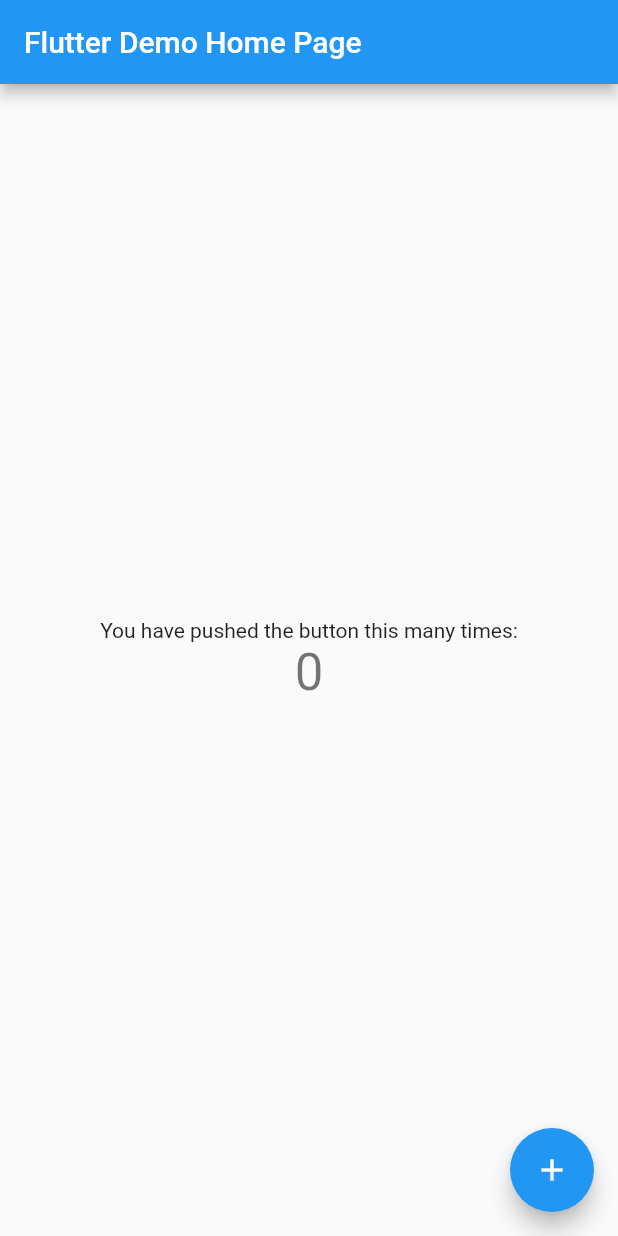
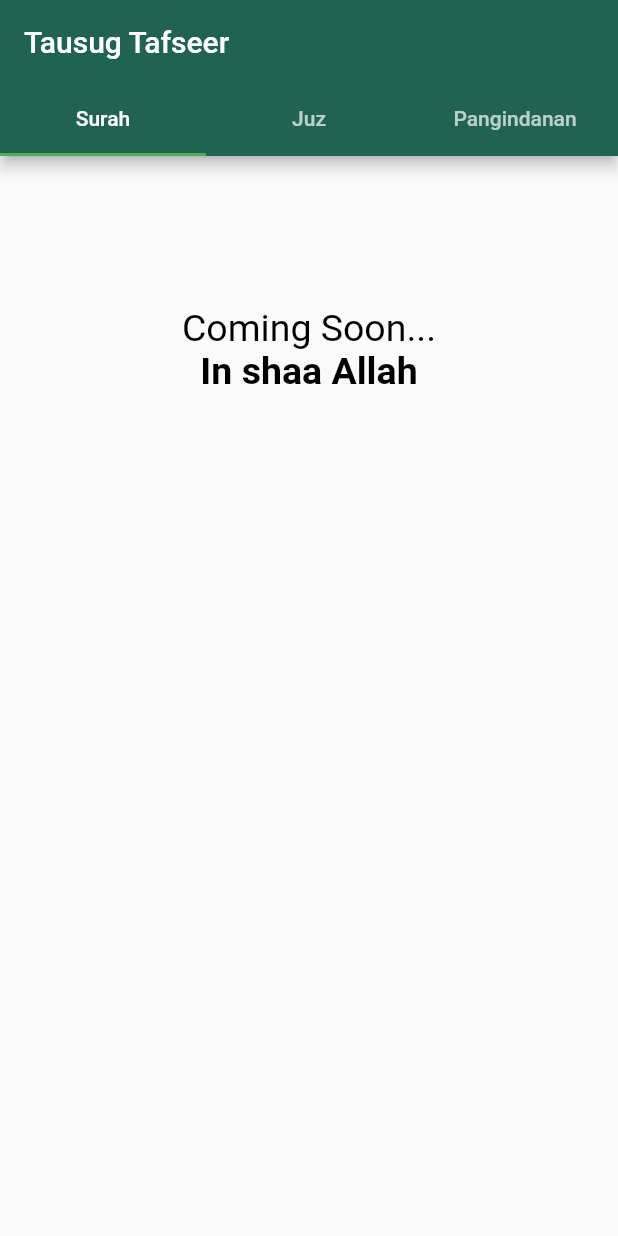
Before and after one commit to kusman28/Tausug-Quran-App, a Flutter app: the screen it shows after launch, on a phone screen of 412 x 824 dp. Run offline on Flutter 3.47's test engine with Material 2 defaults, Android fonts, the phone set to English and light mode, and no system bars.

Commit message:
First Release

```diff
--- a/lib/main.dart
+++ b/lib/main.dart
@@ -1,4 +1,9 @@
+// بسم الله الرحمن الرحيم
+// O' Tuhan namu papag-barakata kamu in Application ini
+// sarta tarbilanga kami dayng ha mga Mukhliseen. Ameen
 import 'package:flutter/material.dart';
+import 'package:tausug_tafseer/pages/TopBarNavigation.dart';
+import 'package:tausug_tafseer/style/Hex.dart';
 
 void main() => runApp(MyApp());
 
@@ -7,105 +12,13 @@
   @override
   Widget build(BuildContext context) {
     return MaterialApp(
-      title: 'Flutter Demo',
+      title: 'Tausug Tafseer',
+      debugShowCheckedModeBanner: false,
       theme: ThemeData(
-        // This is the theme of your application.
-        //
-        // Try running your application with "flutter run". You'll see the
-        // application has a blue toolbar. Then, without quitting the app, try
-        // changing the primarySwatch below to Colors.green and then invoke
-        // "hot reload" (press "r" in the console where you ran "flutter run",
-        // or simply save your changes to "hot reload" in a Flutter IDE).
-        // Notice that the counter didn't reset back to zero; the application
-        // is not restarted.
-        primarySwatch: Colors.blue,
+        primarySwatch: Colors.green,
+        primaryColor: Color(hexColor('#216353')),
       ),
-      home: MyHomePage(title: 'Flutter Demo Home Page'),
+    home: Homepage(),
     );
   }
 }
-
-class MyHomePage extends StatefulWidget {
-  MyHomePage({Key key, this.title}) : super(key: key);
-
-  // This widget is the home page of your application. It is stateful, meaning
-  // that it has a State object (defined below) that contains fields that affect
-  // how it looks.
-
-  // This class is the configuration for the state. It holds the values (in this
-  // case the title) provided by the parent (in this case the App widget) and
-  // used by the build method of the State. Fields in a Widget subclass are
-  // always marked "final".
-
-  final String title;
-
-  @override
-  _MyHomePageState createState() => _MyHomePageState();
-}
-
-class _MyHomePageState extends State<MyHomePage> {
-  int _counter = 0;
-
-  void _incrementCounter() {
-    setState(() {
-      // This call to setState tells the Flutter framework that something has
-      // changed in this State, which causes it to rerun the build method below
-      // so that the display can reflect the updated values. If we changed
-      // _counter without calling setState(), then the build method would not be
-      // called again, and so nothing would appear to happen.
-      _counter++;
-    });
-  }
-
-  @override
-  Widget build(BuildContext context) {
-    // This method is rerun every time setState is called, for instance as done
-    // by the _incrementCounter method above.
-    //
-    // The Flutter framework has been optimized to make rerunning build methods
-    // fast, so that you can just rebuild anything that needs updating rather
-    // than having to individually change instances of widgets.
-    return Scaffold(
-      appBar: AppBar(
-        // Here we take the value from the MyHomePage object that was created by
-        // the App.build method, and use it to set our appbar title.
-        title: Text(widget.title),
-      ),
-      body: Center(
-        // Center is a layout widget. It takes a single child and positions it
-        // in the middle of the parent.
-        child: Column(
-          // Column is also a layout widget. It takes a list of children and
-          // arranges them vertically. By default, it sizes itself to fit its
-          // children horizontally, and tries to be as tall as its parent.
-          //
-          // Invoke "debug painting" (press "p" in the console, choose the
-          // "Toggle Debug Paint" action from the Flutter Inspector in Android
-          // Studio, or the "Toggle Debug Paint" command in Visual Studio Code)
-          // to see the wireframe for each widget.
-          //
-          // Column has various properties to control how it sizes itself and
-          // how it positions its children. Here we use mainAxisAlignment to
-          // center the children vertically; the main axis here is the vertical
-          // axis because Columns are vertical (the cross axis would be
-          // horizontal).
-          mainAxisAlignment: MainAxisAlignment.center,
-          children: <Widget>[
-            Text(
-              'You have pushed the button this many times:',
-            ),
-            Text(
-              '$_counter',
-              style: Theme.of(context).textTheme.display1,
-            ),
-          ],
-        ),
-      ),
-      floatingActionButton: FloatingActionButton(
-        onPressed: _incrementCounter,
-        tooltip: 'Increment',
-        child: Icon(Icons.add),
-      ), // This trailing comma makes auto-formatting nicer for build methods.
-    );
-  }
-}
--- /dev/null
+++ b/lib/pages/Surah.dart
@@ -0,0 +1,42 @@
+// بسم الله الرحمن الرحيم
+// O' Tuhan namu papag-barakata kamu in Application ini
+// sarta tarbilanga kami dayng ha mga Mukhliseen. Ameen
+import 'package:flutter/material.dart';
+
+class Surah extends StatefulWidget {
+  @override
+  _SurahState createState() => _SurahState();
+}
+
+class _SurahState extends State<Surah> {
+  @override
+  Widget build(BuildContext context) {
+    return Center(
+        child: Container(
+        margin: EdgeInsets.only(top: 100),
+        child: Column(
+          children: <Widget>[
+            Text(
+              "Coming Soon...",
+              style: TextStyle(
+                color: Colors.black,
+                fontWeight: FontWeight.normal,
+                fontSize: 25,
+              ),
+              // textAlign: TextAlign.center,
+            ),
+            Text(
+              "In shaa Allah",
+              style: TextStyle(
+                color: Colors.black,
+                fontWeight: FontWeight.bold,
+                fontSize: 25,
+              ),
+              // textAlign: TextAlign.center,
+            ),
+          ],
+        ),
+      ),
+    );
+  }
+}
--- /dev/null
+++ b/lib/pages/TopBarNavigation.dart
@@ -0,0 +1,36 @@
+// بسم الله الرحمن الرحيم
+// O' Tuhan namu papag-barakata kamu in Application ini
+// sarta tarbilanga kami dayng ha mga Mukhliseen. Ameen
+import 'package:flutter/material.dart';
+import 'package:tausug_tafseer/pages/Juz.dart';
+import 'package:tausug_tafseer/pages/Pangindanan.dart';
+import 'package:tausug_tafseer/pages/Surah.dart';
+
+class Homepage extends StatelessWidget {
+
+  List<Widget> containers = [
+    Surah(),
+    Juz(),
+    Pangindanan(),
+  ];
+
+  @override
+  Widget build(BuildContext context) {
+    return DefaultTabController(
+      length: 3,
+      child: Scaffold(
+        appBar: AppBar(
+          title: Text('Tausug Tafseer'),
+          bottom: TabBar(tabs:
+            <Widget>[
+              Tab(text: 'Surah'),
+              Tab(text: 'Juz'),
+              Tab(text: 'Pangindanan'),
+            ],
+          ),
+        ),
+        body: TabBarView(children: containers)
+      ),
+    );
+  }
+}
--- /dev/null
+++ b/lib/style/Hex.dart
@@ -0,0 +1,9 @@
+// بسم الله الرحمن الرحيم
+// O' Tuhan namu papag-barakata kamu in Application ini
+// sarta tarbilanga kami dayng ha mga Mukhliseen. Ameen
+hexColor (String colorhexcode) {
+  String colornew = '0xff' + colorhexcode;
+  colornew = colornew.replaceAll('#', '');
+  int colorint = int.parse(colornew);
+  return colorint;
+}
```
Also changed, not shown: lib/pages/Juz.dart (added, +42 -0 lines), lib/pages/Pangindanan.dart (added, +42 -0 lines), pubspec.yaml (+11 -8 lines), pubspec.lock, 5 other files.
